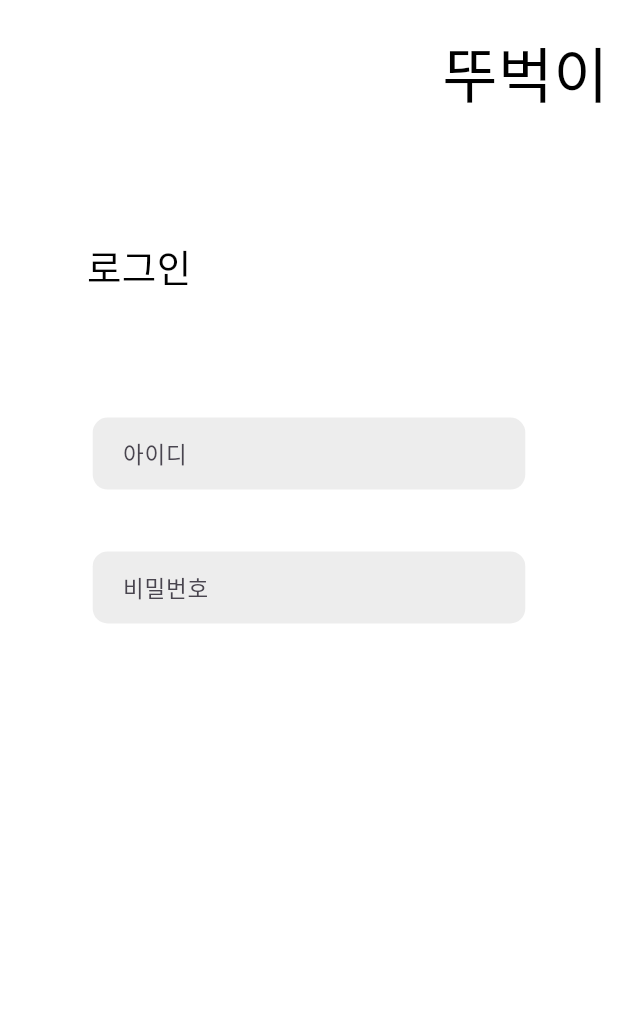
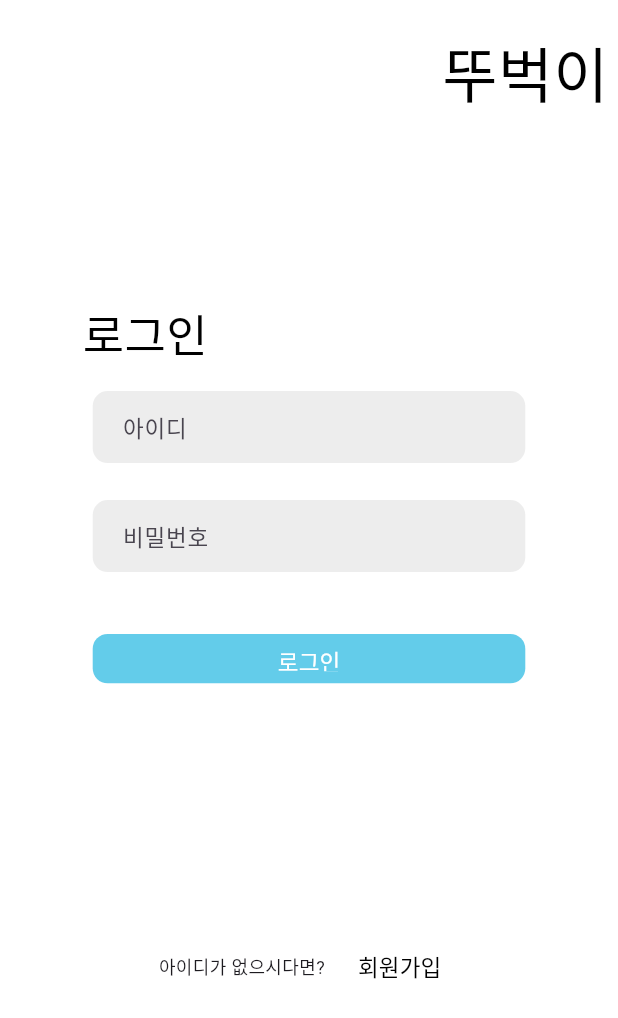
Before and after one commit to mine0697782/ddoobugi, a Flutter app: the screen it shows after launch, on a phone screen of 412 x 824 dp. Shown: the top 1018 px of the screen. Run offline on Flutter 3.47's test engine with Material 3 defaults, Android fonts, the phone set to English and light mode, and no system bars; Roboto replaces fonts that are missing (Hanbit).

Commit message:
로그인, 회원가입

```diff
--- /dev/null
+++ b/frontend/lib/components/custom_text_form_field.dart
@@ -0,0 +1,80 @@
+import 'package:flutter/material.dart';
+import 'size.dart';
+
+//import 'package:frontend/screen/';
+class CustomTextFormField extends StatelessWidget {
+  final Size size;
+  final TextEditingController ID;
+  final String text;
+
+  const CustomTextFormField({
+    required this.size,
+    required this.ID,
+    required this.text,
+    super.key,
+  });
+
+  @override
+  Widget build(BuildContext context) {
+    return Container(
+        width: size.width * 0.7,
+        decoration: BoxDecoration(
+            borderRadius: BorderRadius.circular(10),
+            color: const Color.fromRGBO(237, 237, 237, 80)),
+        padding: const EdgeInsets.only(left: 20),
+        child: TextFormField(
+          controller: ID,
+          decoration: InputDecoration(
+              hintText: text,
+              border: InputBorder.none,
+              errorStyle: const TextStyle(color: Colors.red)),
+          style: const TextStyle(
+            color: Colors.black,
+            fontSize: 15,
+          ),
+          validator: (value) => value!.isEmpty ? "필수항목입니다" : null,
+        ));
+  }
+  // @override
+  // Widget build(BuildContext context) {
+  //   final Size size = MediaQuery.of(context).size;
+  //   return Column(
+  //     crossAxisAlignment: CrossAxisAlignment.start,
+  //     children: [
+  //       TextFormField(
+  //         // 1. [유효성 체크]
+  //         // 공백일 경우 메시지 출력..
+  //         validator: (value) => value!.isEmpty ? "필수항목입니다" : null,
+
+  //         // 2. [마킹처리]
+  //         // text가 Password일 경우 마킹 처리 true
+  //         obscureText: text == "Password" ? true : false,
+
+  //         // 3. [데코레이션]
+  //         // 힌트 문자나 여러가지 데코레이션 기능 추가
+  //         decoration: InputDecoration(
+  //             hintText: text, // 힌트문자
+  //             fillColor: const Color.fromRGBO(237, 237, 237, 80),
+  //             enabledBorder: OutlineInputBorder(
+  //               // 기본 모양
+  //               borderRadius: BorderRadius.circular(10),
+  //             ),
+  //             focusedBorder: OutlineInputBorder(
+  //               // 포커스 되었을 경우 모양
+  //               borderRadius: BorderRadius.circular(10),
+  //             ),
+  //             errorBorder: OutlineInputBorder(
+  //                 // 에러 발생 시 모양
+  //                 borderRadius: BorderRadius.circular(10)),
+  //             focusedErrorBorder: OutlineInputBorder(
+  //                 // 에러 발생 후 포커스 되었을 경우 모양
+  //                 borderRadius: BorderRadius.circular(10))),
+  //         style: const TextStyle(
+  //           color: Colors.black,
+  //           fontSize: 15,
+  //         ),
+  //       )
+  //     ],
+  //   );
+  // }
+}
--- /dev/null
+++ b/frontend/lib/components/size.dart
@@ -0,0 +1,2 @@
+const double small_gap = 0.03;
+const double mediup_gap = 0.15;
--- a/frontend/lib/login.dart
+++ /dev/null
@@ -1,100 +0,0 @@
-import 'package:flutter/material.dart';
-import 'package:flutter/widgets.dart';
-
-class Login extends StatefulWidget {
-  const Login({super.key});
-
-  @override
-  State<Login> createState() => _LoginState();
-}
-
-class _LoginState extends State<Login> {
-  TextEditingController ID = TextEditingController();
-  TextEditingController PASSWORD = TextEditingController();
-  @override
-  Widget build(BuildContext context) {
-    final Size size = MediaQuery.of(context).size;
-    return Scaffold(
-      body: Container(
-        width: size.width * 1,
-        height: size.height * 1,
-        decoration: const BoxDecoration(color: Colors.white),
-        child: Column(
-          children: [
-            Padding(
-              padding: EdgeInsets.only(
-                  left: size.width * 0.7, top: size.width * 0.05),
-              child: const Text(
-                "뚜벅이",
-                style: TextStyle(
-                  color: Colors.black,
-                  fontFamily: "Hanbit",
-                  fontSize: 40,
-                ),
-              ),
-            ),
-            SizedBox(
-              height: size.height * 0.1,
-            ),
-            Padding(
-              padding: EdgeInsets.only(right: size.width * 0.55),
-              child: const Text(
-                "로그인",
-                style: TextStyle(
-                  color: Colors.black,
-                  fontFamily: "Hanbit",
-                  fontSize: 25,
-                ),
-              ),
-            ),
-            SizedBox(
-              height: size.height * 0.1,
-            ),
-            Container(
-              width: size.width * 0.7,
-              decoration: BoxDecoration(
-                  borderRadius: BorderRadius.circular(10),
-                  color: const Color.fromRGBO(237, 237, 237, 80)),
-              padding: const EdgeInsets.only(left: 20),
-              child: TextField(
-                controller: ID,
-                decoration: const InputDecoration(
-                  hintText: "아이디",
-                  border: InputBorder.none,
-                ),
-                style: const TextStyle(
-                  color: Colors.black,
-                  fontSize: 15,
-                ),
-              ),
-            ),
-            SizedBox(
-              height: size.height * 0.05,
-            ),
-            Container(
-              width: size.width * 0.7,
-              decoration: BoxDecoration(
-                  borderRadius: BorderRadius.circular(10),
-                  color: const Color.fromRGBO(237, 237, 237, 80)),
-              padding: const EdgeInsets.only(left: 20),
-              child: TextField(
-                controller: PASSWORD,
-                decoration: const InputDecoration(
-                  hintText: "비밀번호",
-                  border: InputBorder.none,
-                ),
-                style: const TextStyle(
-                  color: Colors.black,
-                  fontSize: 15,
-                ),
-              ),
-            ),
-            SizedBox(
-              height: size.height * 0.05,
-            ),
-          ],
-        ),
-      ),
-    );
-  }
-}
--- a/frontend/lib/main.dart
+++ b/frontend/lib/main.dart
@@ -1,6 +1,6 @@
 import 'package:flutter/material.dart';
 
-import 'login.dart';
+import 'screen/login.dart';
 
 void main() {
   runApp(const Main());
--- /dev/null
+++ b/frontend/lib/screen/Login.dart
@@ -0,0 +1,120 @@
+import 'package:flutter/material.dart';
+import 'package:flutter/widgets.dart';
+import 'Signup.dart';
+import 'package:frontend/components/custom_text_form_field.dart';
+import 'package:frontend/components/size.dart';
+
+class Login extends StatefulWidget {
+  const Login({super.key});
+
+  @override
+  State<Login> createState() => _LoginState();
+}
+
+class _LoginState extends State<Login> {
+  TextEditingController ID = TextEditingController();
+  TextEditingController PASSWORD = TextEditingController();
+  final _formkey = GlobalKey<FormState>();
+  @override
+  Widget build(BuildContext context) {
+    final Size size = MediaQuery.of(context).size;
+    return Scaffold(
+      body: Container(
+        width: size.width * 1,
+        height: size.height * 1,
+        decoration: const BoxDecoration(color: Colors.white),
+        child: Form(
+          key: _formkey,
+          child: Column(
+            children: [
+              Padding(
+                padding: EdgeInsets.only(
+                    left: size.width * 0.7, top: size.width * 0.05),
+                child: const Text(
+                  "뚜벅이",
+                  style: TextStyle(
+                    color: Colors.black,
+                    fontFamily: "Hanbit",
+                    fontSize: 40,
+                  ),
+                ),
+              ),
+              SizedBox(
+                height: size.height * 0.15,
+              ),
+              Padding(
+                padding: EdgeInsets.only(right: size.width * 0.53),
+                child: const Text(
+                  "로그인",
+                  style: TextStyle(
+                    color: Colors.black,
+                    fontFamily: "Hanbit",
+                    fontSize: 30,
+                  ),
+                ),
+              ),
+              SizedBox(
+                height: size.height * 0.02,
+              ),
+              CustomTextFormField(size: size, ID: ID, text: "아이디"),
+              SizedBox(
+                height: size.height * small_gap,
+              ),
+              CustomTextFormField(size: size, ID: PASSWORD, text: "비밀번호"),
+              SizedBox(
+                height: size.height * 0.05,
+              ),
+              SizedBox(
+                width: size.width * 0.7,
+                height: size.width * 0.08,
+                child: TextButton(
+                    onPressed: () {
+                      if (_formkey.currentState!.validate()) {
+                        //Navigator.push(context, MaterialPageRoute(builder: (context) => ))
+                      }
+                    },
+                    style: TextButton.styleFrom(
+                      backgroundColor:
+                          const Color.fromRGBO(28, 181, 224, 0.686),
+                      shape: RoundedRectangleBorder(
+                          borderRadius: BorderRadius.circular(10)),
+                    ),
+                    child: const Text(
+                      "로그인",
+                      style: TextStyle(fontSize: 15, color: Colors.white),
+                    )),
+              ),
+              SizedBox(
+                height: size.height * 0.2,
+              ),
+              Row(
+                mainAxisAlignment: MainAxisAlignment.center,
+                children: [
+                  const Text(
+                    "아이디가 없으시다면?",
+                    style: TextStyle(fontSize: 12),
+                  ),
+                  const SizedBox(
+                    width: 10,
+                  ),
+                  TextButton(
+                    onPressed: () {
+                      Navigator.push(
+                          context,
+                          MaterialPageRoute(
+                              builder: (context) => const Signup()));
+                    },
+                    child: const Text(
+                      "회원가입",
+                      style: TextStyle(fontSize: 15, color: Colors.black),
+                    ),
+                  )
+                ],
+              )
+            ],
+          ),
+        ),
+      ),
+    );
+  }
+}
```
Also changed, not shown: frontend/lib/screen/Signup.dart (added, +95 -0 lines).
